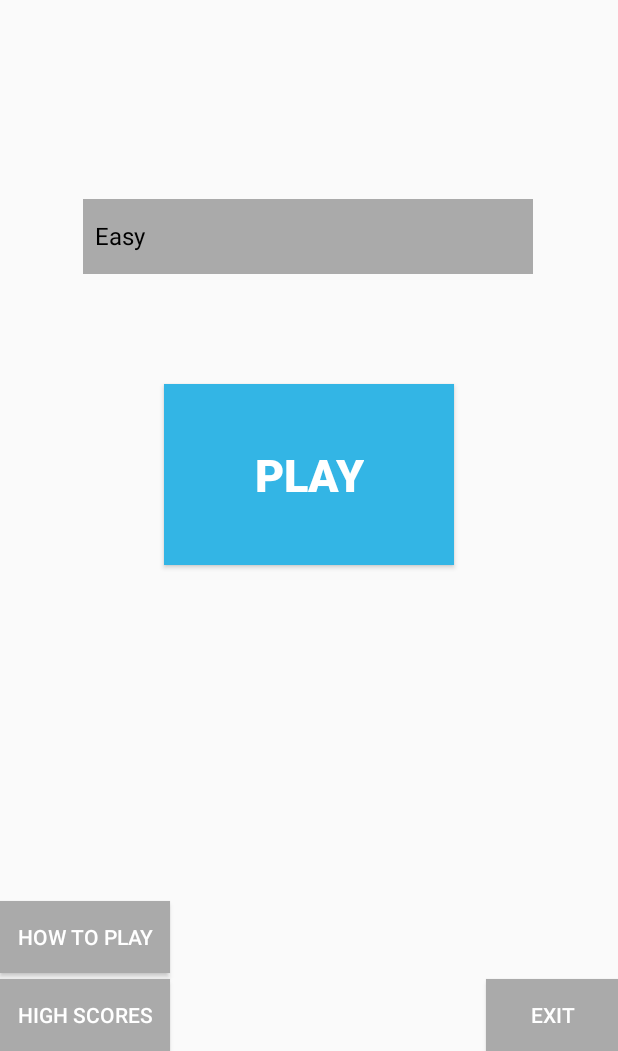
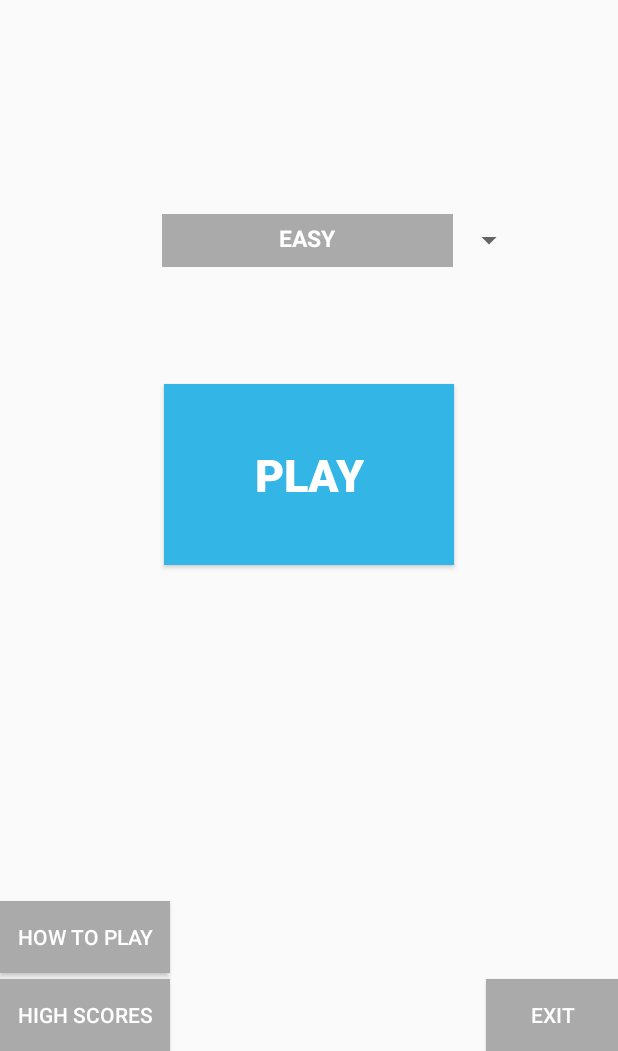
Before and after one commit to Daria2002/android_game_java, an Android app: the screen it shows after launch (MainActivity), on a phone screen of 412 x 824 dp, the part 185-1236 px from its top. Run offline under Robolectric (Android 15) with nearby library versions, the phone set to English and light mode, and no system bars; our stand-ins replace ButterKnife.

Commit message:
Change drop down stype

```diff
--- a/app/src/main/java/suza/project/crazyballs/MainActivity.java
+++ b/app/src/main/java/suza/project/crazyballs/MainActivity.java
@@ -45,10 +45,10 @@ public class MainActivity extends AppCompatActivity {
         setContentView(R.layout.activity_main);
         ButterKnife.bind(this);
         String[] levelString = new String[] {
-                "Easy", "Medium", "Difficult"
+                "EASY", "MEDIUM", "DIFFICULT"
         };
         ArrayAdapter<String> adapter = new ArrayAdapter<>(this,
-                R.layout.support_simple_spinner_dropdown_item, levelString);
+                R.layout.spinner_style, levelString);
         levelSpinner.setAdapter(adapter);
     }
 
--- a/app/src/main/res/layout/activity_main.xml
+++ b/app/src/main/res/layout/activity_main.xml
@@ -84,13 +84,10 @@
         android:textColor="@android:color/white" />
 
     <Spinner
-        android:text="@string/level_drop_down"
-        android:background="@android:color/darker_gray"
-        android:textColor="@android:color/white"
         android:id="@+id/levelSpinner"
-        android:layout_width="300dp"
-        android:layout_height="50dp"
-        android:layout_marginTop="200dp"
-        android:layout_marginStart="55dp"
+        android:layout_width="242dp"
+        android:layout_height="35dp"
+        android:layout_marginTop="210dp"
+        android:layout_marginStart="108dp"
         android:layout_marginBottom="52dp" />
 </RelativeLayout>
--- /dev/null
+++ b/app/src/main/res/layout/spinner_style.xml
@@ -0,0 +1,15 @@
+<?xml version="1.0" encoding="utf-8"?>
+<TextView
+    xmlns:android="http://schemas.android.com/apk/res/android"
+    android:layout_width="fill_parent"
+    android:layout_height="fill_parent"
+    android:textColor="@android:color/white"
+    android:textStyle="bold"
+    android:text="@string/level_drop_down"
+    android:textAlignment="center"
+    android:textSize="15sp"
+    android:paddingLeft="10dp"
+    android:paddingTop="5dp"
+    android:paddingRight="10dp"
+    android:paddingBottom="5dp"
+    android:background="@android:color/darker_gray" />
```
